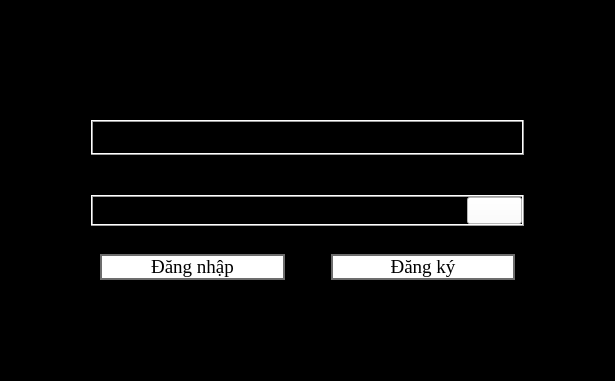
The window that ui/login.ui (DTNS2905/App_quan_ly_python_qt_) describes before a commit, drawn with Qt 5.
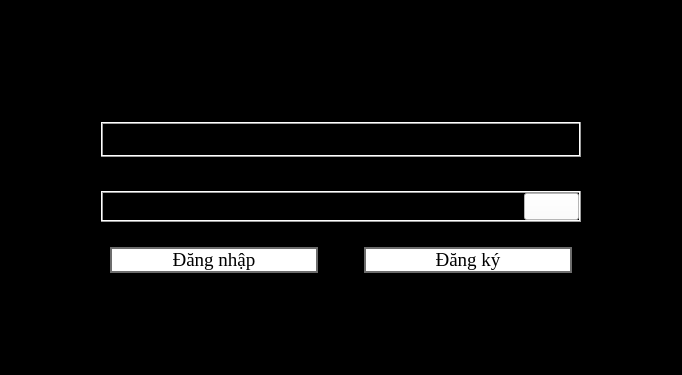
The same window after the commit. Icons and pictures are not drawn.

Diff of the .ui file:
```diff
--- a/ui/login.ui
+++ b/ui/login.ui
@@ -6,8 +6,8 @@
    <rect>
     <x>0</x>
     <y>0</y>
-    <width>615</width>
-    <height>381</height>
+    <width>682</width>
+    <height>375</height>
    </rect>
   </property>
   <property name="sizePolicy">
@@ -286,20 +286,45 @@
    <bool>false</bool>
   </property>
   <layout class="QGridLayout" name="gridLayout">
-   <item row="0" column="2">
+   <item row="0" column="1">
     <spacer name="verticalSpacer_2">
      <property name="orientation">
       <enum>Qt::Orientation::Vertical</enum>
      </property>
      <property name="sizeHint" stdset="0">
       <size>
-       <width>1</width>
+       <width>20</width>
        <height>76</height>
       </size>
      </property>
     </spacer>
    </item>
-   <item row="1" column="1" colspan="3">
+   <item row="1" column="0">
+    <spacer name="horizontalSpacer">
+     <property name="orientation">
+      <enum>Qt::Orientation::Horizontal</enum>
+     </property>
+     <property name="sizeType">
+      <enum>QSizePolicy::Policy::Fixed</enum>
+     </property>
+     <property name="sizeHint" stdset="0">
+      <size>
+       <width>80</width>
+       <height>20</height>
+      </size>
+     </property>
+    </spacer>
+   </item>
+   <item row="1" column="1" colspan="2">
+    <widget class="QFrame" name="frame">
+     <property name="frameShape">
+      <enum>QFrame::Shape::StyledPanel</enum>
+     </property>
+     <property name="frameShadow">
+      <enum>QFrame::Shadow::Raised</enum>
+     </property>
+     <layout class="QVBoxLayout" name="verticalLayout">
+      <item>
     <widget class="QLabel" name="username">
      <property name="sizePolicy">
       <sizepolicy hsizetype="Maximum" vsizetype="Maximum">
@@ -324,7 +349,7 @@
      </property>
     </widget>
    </item>
-   <item row="2" column="1" colspan="3">
+      <item>
     <widget class="QFrame" name="verticalFrame">
      <property name="sizePolicy">
       <sizepolicy hsizetype="Preferred" vsizetype="Maximum">
@@ -388,7 +413,7 @@
      </layout>
     </widget>
    </item>
-   <item row="3" column="1" colspan="2">
+      <item>
     <widget class="QLabel" name="password">
      <property name="sizePolicy">
       <sizepolicy hsizetype="Maximum" vsizetype="Maximum">
@@ -413,7 +438,7 @@
      </property>
     </widget>
    </item>
-   <item row="5" column="1" colspan="3">
+      <item>
     <widget class="QFrame" name="horizontalFrame">
      <property name="sizePolicy">
       <sizepolicy hsizetype="Preferred" vsizetype="Maximum">
@@ -641,7 +666,7 @@
      </layout>
     </widget>
    </item>
-   <item row="6" column="1">
+      <item>
     <spacer name="verticalSpacer">
      <property name="orientation">
       <enum>Qt::Orientation::Vertical</enum>
@@ -657,7 +682,7 @@
      </property>
     </spacer>
    </item>
-   <item row="7" column="1" colspan="3">
+      <item>
     <widget class="QWidget" name="horizontalWidget" native="true">
      <property name="sizePolicy">
       <sizepolicy hsizetype="Preferred" vsizetype="Maximum">
@@ -750,51 +775,38 @@
      </layout>
     </widget>
    </item>
-   <item row="8" column="3">
+     </layout>
+    </widget>
+   </item>
+   <item row="1" column="3">
+    <spacer name="horizontalSpacer_2">
+     <property name="orientation">
+      <enum>Qt::Orientation::Horizontal</enum>
+     </property>
+     <property name="sizeType">
+      <enum>QSizePolicy::Policy::Fixed</enum>
+     </property>
+     <property name="sizeHint" stdset="0">
+      <size>
+       <width>80</width>
+       <height>20</height>
+      </size>
+     </property>
+    </spacer>
+   </item>
+   <item row="2" column="2">
     <spacer name="verticalSpacer_3">
      <property name="orientation">
       <enum>Qt::Orientation::Vertical</enum>
      </property>
      <property name="sizeHint" stdset="0">
       <size>
-       <width>1</width>
+       <width>20</width>
        <height>75</height>
       </size>
      </property>
     </spacer>
    </item>
-   <item row="5" column="0">
-    <spacer name="horizontalSpacer">
-     <property name="orientation">
-      <enum>Qt::Orientation::Horizontal</enum>
-     </property>
-     <property name="sizeType">
-      <enum>QSizePolicy::Policy::Fixed</enum>
-     </property>
-     <property name="sizeHint" stdset="0">
-      <size>
-       <width>80</width>
-       <height>20</height>
-      </size>
-     </property>
-    </spacer>
-   </item>
-   <item row="4" column="4" rowspan="2">
-    <spacer name="horizontalSpacer_2">
-     <property name="orientation">
-      <enum>Qt::Orientation::Horizontal</enum>
-     </property>
-     <property name="sizeType">
-      <enum>QSizePolicy::Policy::Fixed</enum>
-     </property>
-     <property name="sizeHint" stdset="0">
-      <size>
-       <width>80</width>
-       <height>20</height>
-      </size>
-     </property>
-    </spacer>
-   </item>
   </layout>
   <zorder>verticalFrame</zorder>
   <zorder>password</zorder>
```
Left out of the diff: 21 changed lines with no effect on the pictures. Lines whose indentation alone changed are shown as unchanged.
